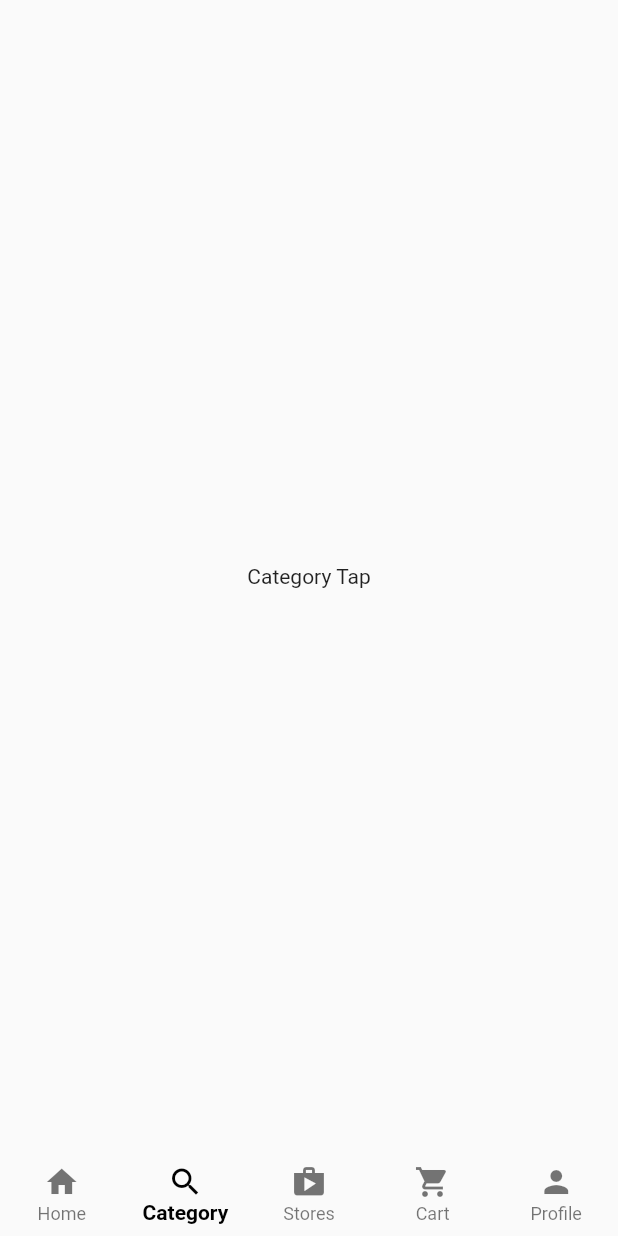
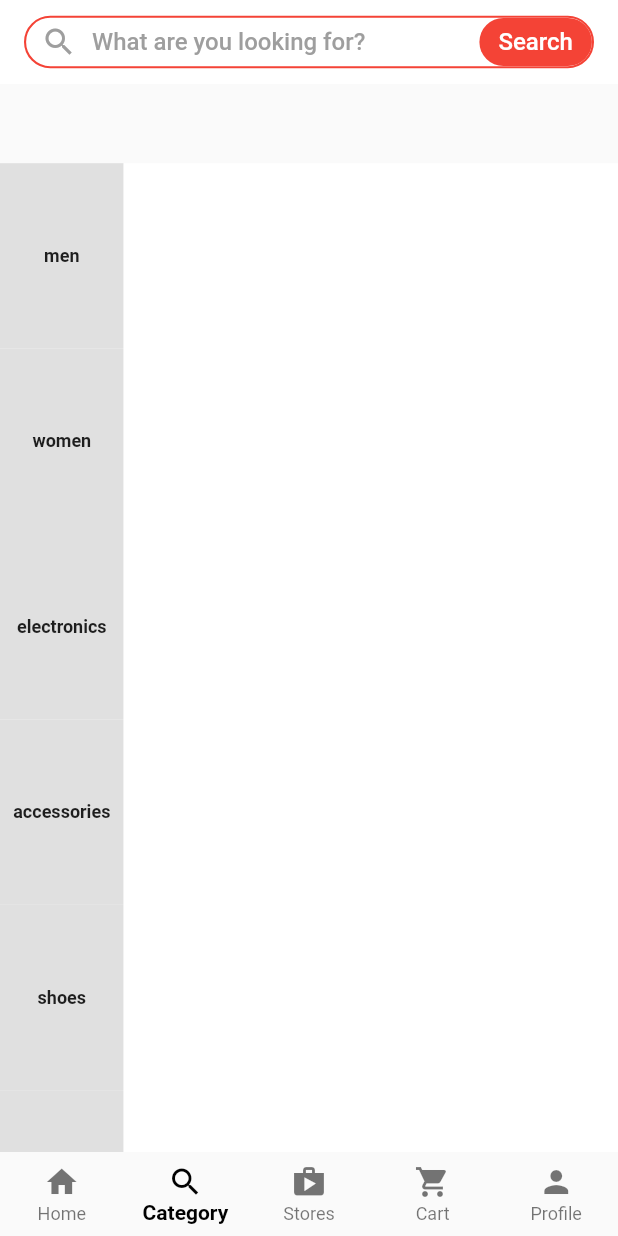
Before and after one commit to amrabdalfatah/shop_store, a Flutter app: the screen it shows after launch, item 2 of the bottom bar chosen, on a phone screen of 412 x 824 dp. Run offline on Flutter 3.47's test engine with Material 2 defaults, Android fonts, the light colour scheme and no system bars.

Commit message:
show main category in side nav

```diff
--- /dev/null
+++ b/lib/main_screens/category_tab.dart
@@ -0,0 +1,101 @@
+import 'package:flutter/material.dart';
+import 'package:shop_store/widgets/fake_search.dart';
+
+class CategoryTab extends StatefulWidget {
+  const CategoryTab({Key? key}) : super(key: key);
+
+  @override
+  State<CategoryTab> createState() => _CategoryTabState();
+}
+
+class _CategoryTabState extends State<CategoryTab> {
+  @override
+  Widget build(BuildContext context) {
+    final size = MediaQuery.of(context).size;
+    return Scaffold(
+      appBar: AppBar(
+        elevation: 0,
+        backgroundColor: Colors.white,
+        title: const FakeSearch(),
+      ),
+      body: Stack(
+        children: [
+          Positioned(
+            bottom: 0,
+            left: 0,
+            child: _buildSideNav(size),
+          ),
+          Positioned(
+            bottom: 0,
+            right: 0,
+            child: _buildCategView(size),
+          ),
+        ],
+      ),
+    );
+  }
+
+  Widget _buildSideNav(Size size) {
+    return SizedBox(
+      height: size.height * 0.8,
+      width: size.width * 0.2,
+      child: ListView.builder(
+        itemCount: items.length,
+        itemBuilder: (context, index) {
+          return GestureDetector(
+            onTap: () {
+              for (var element in items) {
+                element.isSelected = false;
+              }
+              setState(() {
+                items[index].isSelected = true;
+              });
+            },
+            child: Container(
+              height: size.height * 0.15,
+              color:
+                  items[index].isSelected ? Colors.white : Colors.grey.shade300,
+              child: Center(
+                child: Text(
+                  items[index].label,
+                  textAlign: TextAlign.center,
+                  style: const TextStyle(
+                    fontSize: 12,
+                    fontWeight: FontWeight.bold,
+                  ),
+                ),
+              ),
+            ),
+          );
+        },
+      ),
+    );
+  }
+
+  Widget _buildCategView(Size size) {
+    return Container(
+      height: size.height * 0.8,
+      width: size.width * 0.8,
+      color: Colors.white,
+    );
+  }
+}
+
+List<ItemCateg> items = [
+  ItemCateg(label: 'men'),
+  ItemCateg(label: 'women'),
+  ItemCateg(label: 'electronics'),
+  ItemCateg(label: 'accessories'),
+  ItemCateg(label: 'shoes'),
+  ItemCateg(label: 'home & garden'),
+  ItemCateg(label: 'beauty'),
+  ItemCateg(label: 'kids'),
+  ItemCateg(label: 'bags'),
+];
+
+class ItemCateg {
+  final String label;
+  bool isSelected;
+
+  ItemCateg({required this.label, this.isSelected = false});
+}
--- a/lib/main_screens/customer_home_screen.dart
+++ b/lib/main_screens/customer_home_screen.dart
@@ -1,4 +1,5 @@
 import 'package:flutter/material.dart';
+import 'package:shop_store/main_screens/category_tab.dart';
 import 'package:shop_store/main_screens/home_tab.dart';
 
 class CustomerHomeScreen extends StatefulWidget {
@@ -13,7 +14,7 @@ class _CustomerHomeScreenState extends State<CustomerHomeScreen> {
 
   final List<Widget> _tabs = const [
     HomeTab(),
-    Center(child: Text('Category Tap')),
+    CategoryTab(),
     Center(child: Text('Stores Tap')),
     Center(child: Text('Cart Tap')),
     Center(child: Text('Profile Tap')),
--- a/lib/main_screens/home_tab.dart
+++ b/lib/main_screens/home_tab.dart
@@ -1,5 +1,5 @@
 import 'package:flutter/material.dart';
-import 'package:shop_store/minor_screens/search_screen.dart';
+import 'package:shop_store/widgets/fake_search.dart';
 
 class HomeTab extends StatefulWidget {
   const HomeTab({Key? key}) : super(key: key);
@@ -17,65 +17,7 @@ class _HomeTabState extends State<HomeTab> {
         appBar: AppBar(
           elevation: 0,
           backgroundColor: Colors.white,
-          title: InkWell(
-            onTap: () {
-              Navigator.push(
-                context,
-                MaterialPageRoute(
-                  builder: (context) => const SearchScreen(),
-                ),
-              );
-            },
-            child: Container(
-              height: 35,
-              decoration: BoxDecoration(
-                border: Border.all(color: Colors.red, width: 1.4),
-                borderRadius: BorderRadius.circular(25),
-              ),
-              child: Row(
-                mainAxisAlignment: MainAxisAlignment.spaceBetween,
-                children: [
-                  Row(
-                    children: const [
-                      Padding(
-                        padding: EdgeInsets.symmetric(
-                          horizontal: 10,
-                        ),
-                        child: Icon(
-                          Icons.search,
-                          color: Colors.grey,
-                        ),
-                      ),
-                      Text(
-                        'What are you looking for?',
-                        style: TextStyle(
-                          color: Colors.grey,
-                          fontSize: 16,
-                        ),
-                      ),
-                    ],
-                  ),
-                  Container(
-                    height: 32,
-                    width: 75,
-                    decoration: BoxDecoration(
-                      color: Colors.red,
-                      borderRadius: BorderRadius.circular(25),
-                    ),
-                    child: const Center(
-                      child: Text(
-                        'Search',
-                        style: TextStyle(
-                          color: Colors.white,
-                          fontSize: 16,
-                        ),
-                      ),
-                    ),
-                  ),
-                ],
-              ),
-            ),
-          ),
+          title: const FakeSearch(),
           bottom: const TabBar(
             isScrollable: true,
             indicatorColor: Colors.red,
--- /dev/null
+++ b/lib/widgets/fake_search.dart
@@ -0,0 +1,69 @@
+import 'package:flutter/material.dart';
+import 'package:shop_store/minor_screens/search_screen.dart';
+
+class FakeSearch extends StatelessWidget {
+  const FakeSearch({Key? key}) : super(key: key);
+
+  @override
+  Widget build(BuildContext context) {
+    return InkWell(
+      onTap: () {
+        Navigator.push(
+          context,
+          MaterialPageRoute(
+            builder: (context) => const SearchScreen(),
+          ),
+        );
+      },
+      child: Container(
+        height: 35,
+        decoration: BoxDecoration(
+          border: Border.all(color: Colors.red, width: 1.4),
+          borderRadius: BorderRadius.circular(25),
+        ),
+        child: Row(
+          mainAxisAlignment: MainAxisAlignment.spaceBetween,
+          children: [
+            Row(
+              children: const [
+                Padding(
+                  padding: EdgeInsets.symmetric(
+                    horizontal: 10,
+                  ),
+                  child: Icon(
+                    Icons.search,
+                    color: Colors.grey,
+                  ),
+                ),
+                Text(
+                  'What are you looking for?',
+                  style: TextStyle(
+                    color: Colors.grey,
+                    fontSize: 16,
+                  ),
+                ),
+              ],
+            ),
+            Container(
+              height: 32,
+              width: 75,
+              decoration: BoxDecoration(
+                color: Colors.red,
+                borderRadius: BorderRadius.circular(25),
+              ),
+              child: const Center(
+                child: Text(
+                  'Search',
+                  style: TextStyle(
+                    color: Colors.white,
+                    fontSize: 16,
+                  ),
+                ),
+              ),
+            ),
+          ],
+        ),
+      ),
+    );
+  }
+}
```
